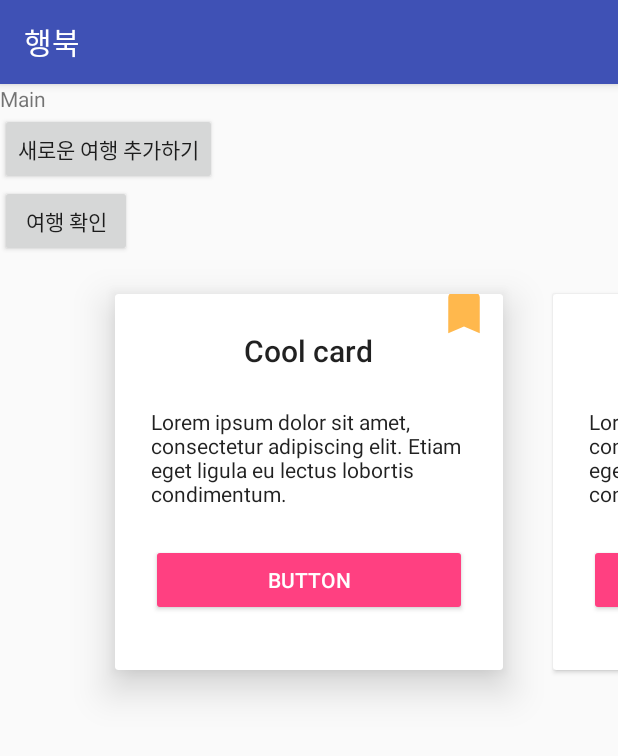
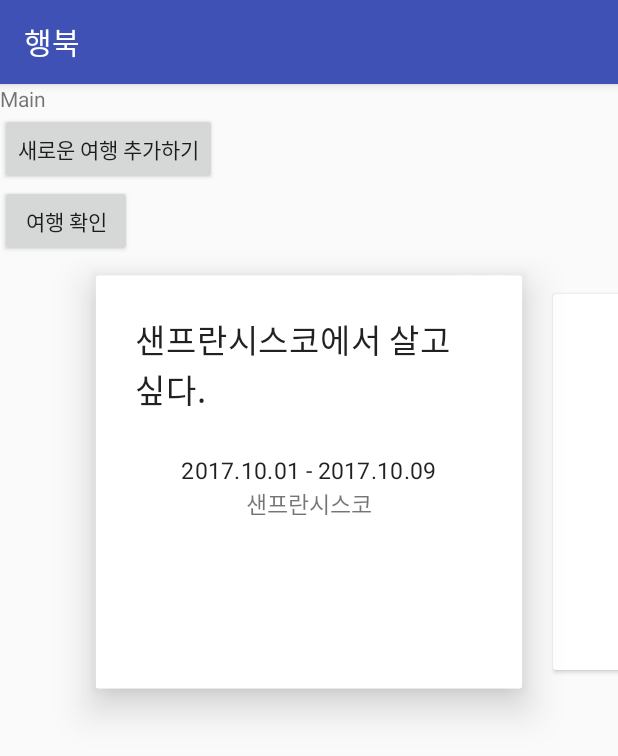
Before and after one commit to zoripong/haengbook, an Android app: the screen it shows after launch (MainActivity), on a phone screen of 412 x 824 dp. Shown: the top 756 px of the screen. Run offline under Robolectric (Android 15) with nearby library versions, the phone set to English and light mode, and no system bars.

Commit message:
Connect Data with View

```diff
--- a/app/build.gradle
+++ b/app/build.gradle
@@ -30,10 +30,11 @@ dependencies {
     compile 'com.android.support:cardview-v7:26.1.0'
 
 
-//    compile 'com.google.android.gms:play-services:11.4.2'
-
     compile 'com.google.android.gms:play-services-places:11.4.2'
     compile 'com.google.firebase:firebase-core:11.4.2'
+    compile 'com.google.firebase:firebase-database:11.4.2'
+
+    compile 'com.github.bumptech.glide:glide:3.5.2'
 
     testCompile 'junit:junit:4.12'
 }
--- a/app/src/main/AndroidManifest.xml
+++ b/app/src/main/AndroidManifest.xml
@@ -1,6 +1,8 @@
 <?xml version="1.0" encoding="utf-8"?>
 <manifest xmlns:android="http://schemas.android.com/apk/res/android"
     package="kr.hs.emirim.uuuuri.haegbook">
+
+    <uses-permission android:name="android.permission.INTERNET"/>
 
     <application
         android:allowBackup="true"
--- a/app/src/main/java/kr/hs/emirim/uuuuri/haegbook/Activity/AddScheduleActivity.java
+++ b/app/src/main/java/kr/hs/emirim/uuuuri/haegbook/Activity/AddScheduleActivity.java
@@ -10,7 +10,7 @@ import android.view.View;
 import android.widget.Button;
 import android.widget.Toast;
 
-import kr.hs.emirim.uuuuri.haegbook.CustomViewPager;
+import kr.hs.emirim.uuuuri.haegbook.Adapter.CustomViewPager;
 import kr.hs.emirim.uuuuri.haegbook.Fragment.FifthInputFragment;
 import kr.hs.emirim.uuuuri.haegbook.Fragment.FirstInputFragment;
 import kr.hs.emirim.uuuuri.haegbook.Fragment.FourthInputFragment;
--- a/app/src/main/java/kr/hs/emirim/uuuuri/haegbook/Activity/MainActivity.java
+++ b/app/src/main/java/kr/hs/emirim/uuuuri/haegbook/Activity/MainActivity.java
@@ -12,7 +12,6 @@ import java.util.HashSet;
 import kr.hs.emirim.uuuuri.haegbook.Adapter.CardPagerAdapter;
 import kr.hs.emirim.uuuuri.haegbook.Adapter.ShadowTransformer;
 import kr.hs.emirim.uuuuri.haegbook.Model.CardBook;
-import kr.hs.emirim.uuuuri.haegbook.Model.CardItem;
 import kr.hs.emirim.uuuuri.haegbook.R;
 
 public class MainActivity extends AppCompatActivity {
@@ -36,10 +35,14 @@ public class MainActivity extends AppCompatActivity {
         testSet = new HashSet<CardBook>();
 
         //param : String period, String location, String title, String bookCode
-        testSet.add(new CardBook("2017.11.06 - 2017.11.07", "후쿠오카", "나의 후쿠오카 이야기", "abcdefghijk"));
-        testSet.add(new CardBook("2017.11.05 - 2017.11.09", "도쿄", "나랑 도쿄갈래?", "afghwzs2ijk"));
-        testSet.add(new CardBook("2017.10.01 - 2017.10.09", "샌프란시스코", "샌프란시스코에서 살고 싶다.", "abcdefghijk"));
-        testSet.add(new CardBook("2017.01.08 - 2017.06.10", "유럽", "유럽 배낭 여행기", "abcdefghijk"));
+        testSet.add(new CardBook("2017.11.06 - 2017.11.07", "후쿠오카", "나의 후쿠오카 이야기",
+                "abcdefghijk", "https://lh3.googleusercontent.com/puH2yZeBoBKSjBLIrXNdn9ps8xC2g3Nc20bQOMDWzaXVJ_lLfeTErBfUh1eqD337h8I=h900-rw"));
+        testSet.add(new CardBook("2017.11.05 - 2017.11.09", "도쿄", "나랑 도쿄갈래?", "afghwzs2ijk",
+                "https://lh3.googleusercontent.com/puH2yZeBoBKSjBLIrXNdn9ps8xC2g3Nc20bQOMDWzaXVJ_lLfeTErBfUh1eqD337h8I=h900-rw"));
+        testSet.add(new CardBook("2017.10.01 - 2017.10.09", "샌프란시스코", "샌프란시스코에서 살고 싶다.",
+                "abcdefghijk", "https://lh3.googleusercontent.com/puH2yZeBoBKSjBLIrXNdn9ps8xC2g3Nc20bQOMDWzaXVJ_lLfeTErBfUh1eqD337h8I=h900-rw"));
+        testSet.add(new CardBook("2017.01.08 - 2017.06.10", "유럽", "유럽 배낭 여행기", "abcdefghijk",
+                "https://lh3.googleusercontent.com/puH2yZeBoBKSjBLIrXNdn9ps8xC2g3Nc20bQOMDWzaXVJ_lLfeTErBfUh1eqD337h8I=h900-rw"));
 
     }
 
@@ -55,27 +58,18 @@ public class MainActivity extends AppCompatActivity {
             }
         });
 
-        findViewById(R.id.detail_travel_btn).setOnClickListener(new View.OnClickListener(){
-
-            @Override
-            public void onClick(View view) {
-                Intent intent = new Intent(MainActivity.this, TravelDetailActivity.class);
-                startActivity(intent);
-            }
-        });
 
         mViewPager = (ViewPager) findViewById(R.id.viewPager);
-        mCardAdapter = new CardPagerAdapter();
-        mCardAdapter.addCardItem(new CardItem(R.string.title_1, R.string.text_1));
-        mCardAdapter.addCardItem(new CardItem(R.string.title_2, R.string.text_1));
-        mCardAdapter.addCardItem(new CardItem(R.string.title_3, R.string.text_1));
-        mCardAdapter.addCardItem(new CardItem(R.string.title_4, R.string.text_1));
+        mCardAdapter = new CardPagerAdapter(this);
+        mCardAdapter.addCardItems(testSet);
 
         mCardShadowTransformer = new ShadowTransformer(mViewPager, mCardAdapter);
+        mCardShadowTransformer.enableScaling(true);
 
         mViewPager.setAdapter(mCardAdapter);
         mViewPager.setPageTransformer(false, mCardShadowTransformer);
         mViewPager.setOffscreenPageLimit(3);
+
 
 
 
--- a/app/src/main/java/kr/hs/emirim/uuuuri/haegbook/Activity/TravelDetailActivity.java
+++ b/app/src/main/java/kr/hs/emirim/uuuuri/haegbook/Activity/TravelDetailActivity.java
@@ -14,6 +14,7 @@ import android.util.Log;
 import android.view.Menu;
 import android.view.MenuItem;
 import android.view.View;
+import android.widget.Toast;
 
 import kr.hs.emirim.uuuuri.haegbook.Fragment.PhotoFragment;
 import kr.hs.emirim.uuuuri.haegbook.Fragment.ReceiptFragment;
@@ -32,6 +33,11 @@ public class TravelDetailActivity extends AppCompatActivity implements SelectedF
     protected void onCreate(Bundle savedInstanceState) {
         super.onCreate(savedInstanceState);
         setContentView(R.layout.activity_travel_detail);
+
+        Intent intent = getIntent();
+        String code = intent.getStringExtra("BOOK_CODE");
+        Toast.makeText(getApplicationContext(), code, Toast.LENGTH_SHORT).show();
+
 
         Toolbar toolbar = (Toolbar) findViewById(R.id.toolbar);
         setSupportActionBar(toolbar);
--- a/app/src/main/java/kr/hs/emirim/uuuuri/haegbook/Adapter/CardPagerAdapter.java
+++ b/app/src/main/java/kr/hs/emirim/uuuuri/haegbook/Adapter/CardPagerAdapter.java
@@ -1,33 +1,60 @@
 package kr.hs.emirim.uuuuri.haegbook.Adapter;
 
+import android.app.Activity;
+import android.content.Intent;
 import android.support.v4.view.PagerAdapter;
 import android.support.v7.widget.CardView;
+import android.util.Log;
 import android.view.LayoutInflater;
 import android.view.View;
 import android.view.ViewGroup;
+import android.widget.ImageView;
 import android.widget.TextView;
+import android.widget.Toast;
 
 import java.util.ArrayList;
+import java.util.HashSet;
+import java.util.Iterator;
 import java.util.List;
 
+import kr.hs.emirim.uuuuri.haegbook.Activity.TravelDetailActivity;
 import kr.hs.emirim.uuuuri.haegbook.Interface.CardAdapter;
-import kr.hs.emirim.uuuuri.haegbook.Model.CardItem;
+import kr.hs.emirim.uuuuri.haegbook.Model.CardBook;
 import kr.hs.emirim.uuuuri.haegbook.R;
 
 public class CardPagerAdapter extends PagerAdapter implements CardAdapter {
+    private final String LOG = "CardPagerAdapter";
+    private List<CardView> mViews;
+    private List<CardBook> mData;
+    private float mBaseElevation;
+    private Activity mNowActivity;
 
-    private List<CardView> mViews;
-    private List<CardItem> mData;
-    private float mBaseElevation;
-
-    public CardPagerAdapter() {
+    public CardPagerAdapter(Activity activity) {
+        mNowActivity = activity;
         mData = new ArrayList<>();
         mViews = new ArrayList<>();
     }
 
-    public void addCardItem(CardItem item) {
+    public void addCardItem(CardBook item) {
         mViews.add(null);
         mData.add(item);
+    }
+
+    public void addCardItems(HashSet<CardBook> items){
+        Iterator<CardBook> iterator = items.iterator();
+        while(iterator.hasNext()){
+            CardBook cardBook= iterator.next();
+            Log.e(LOG,cardBook.toString());
+            mViews.add(null);
+            mData.add(cardBook);
+        }
+    }
+
+    public void addCardItems(ArrayList<CardBook> items){
+        for(int i = 0; i<items.size(); i++){
+            mViews.add(null);
+            mData.add(items.get(i));
+        }
     }
 
     public float getBaseElevation() {
@@ -52,10 +79,10 @@ public class CardPagerAdapter extends PagerAdapter implements CardAdapter {
     @Override
     public Object instantiateItem(ViewGroup container, int position) {
         View view = LayoutInflater.from(container.getContext())
-                .inflate(R.layout.adapter, container, false);
+                .inflate(R.layout.viewpager_card, container, false);
         container.addView(view);
         bind(mData.get(position), view);
-        CardView cardView = (CardView) view.findViewById(R.id.cardView);
+        CardView cardView = (CardView) view.findViewById(R.id.card_view);
 
         if (mBaseElevation == 0) {
             mBaseElevation = cardView.getCardElevation();
@@ -72,11 +99,35 @@ public class CardPagerAdapter extends PagerAdapter implements CardAdapter {
         mViews.set(position, null);
     }
 
-    private void bind(CardItem item, View view) {
-        TextView titleTextView = (TextView) view.findViewById(R.id.titleTextView);
-        TextView contentTextView = (TextView) view.findViewById(R.id.contentTextView);
+    private void bind(final CardBook item, View view) {
+        TextView titleTextView = (TextView) view.findViewById(R.id.title_tv);
+        TextView periodTextView = (TextView) view.findViewById(R.id.period_tv);
+        TextView locationTextView = (TextView) view.findViewById(R.id.location_tv);
+        CardView cardView = view.findViewById(R.id.card_view);
+        ImageView sharedImageView = view.findViewById(R.id.shared_iv);
+
         titleTextView.setText(item.getTitle());
-        contentTextView.setText(item.getText());
+        periodTextView.setText(item.getPeriod());
+        locationTextView.setText(item.getLocation());
+
+        // TODO: 2017-11-07 set the background image
+
+        cardView.setOnClickListener(new View.OnClickListener() {
+            @Override
+            public void onClick(View view) {
+                Intent intent = new Intent(mNowActivity, TravelDetailActivity.class);
+                intent.putExtra("BOOK_CODE", item.getBookCode());
+                mNowActivity.startActivity(intent);
+            }
+        });
+
+        sharedImageView.setOnClickListener(new View.OnClickListener() {
+            @Override
+            public void onClick(View view) {
+                Toast.makeText(view.getContext(), item.getBookCode(), Toast.LENGTH_SHORT).show();
+            }
+        });
+
     }
 
 }
--- a/app/src/main/java/kr/hs/emirim/uuuuri/haegbook/CustomViewPager.java
+++ b/app/src/main/java/kr/hs/emirim/uuuuri/haegbook/Adapter/CustomViewPager.java
@@ -1,4 +1,4 @@
-package kr.hs.emirim.uuuuri.haegbook;
+package kr.hs.emirim.uuuuri.haegbook.Adapter;
 
 import android.content.Context;
 import android.support.v4.view.ViewPager;
--- a/app/src/main/java/kr/hs/emirim/uuuuri/haegbook/Model/CardBook.java
+++ b/app/src/main/java/kr/hs/emirim/uuuuri/haegbook/Model/CardBook.java
@@ -19,6 +19,16 @@ public class CardBook {
         this.url = url;
     }
 
+    @Override
+    public String toString() {
+        return "CardBook{" +
+                "period='" + period + '\'' +
+                ", location='" + location + '\'' +
+                ", title='" + title + '\'' +
+                ", bookCode='" + bookCode + '\'' +
+                ", url='" + url + '\'' +
+                '}';
+    }
 
     public String getPeriod() {
         return period;
--- a/app/src/main/java/kr/hs/emirim/uuuuri/haegbook/Model/CardItem.java
+++ /dev/null
@@ -1,21 +0,0 @@
-package kr.hs.emirim.uuuuri.haegbook.Model;
-
-
-public class CardItem {
-
-    private int mTextResource;
-    private int mTitleResource;
-
-    public CardItem(int title, int text) {
-        mTitleResource = title;
-        mTextResource = text;
-    }
-
-    public int getText() {
-        return mTextResource;
-    }
-
-    public int getTitle() {
-        return mTitleResource;
-    }
-}
--- a/app/src/main/res/drawable/ic_bookmark_24dp.xml
+++ /dev/null
@@ -1,9 +0,0 @@
-<vector xmlns:android="http://schemas.android.com/apk/res/android"
-        android:width="36dp"
-        android:height="36dp"
-        android:viewportWidth="24.0"
-        android:viewportHeight="24.0">
-    <path
-        android:fillColor="#ffffb84d"
-        android:pathData="M17,3H7c-1.1,0 -1.99,0.9 -1.99,2L5,21l7,-3 7,3V5c0,-1.1 -0.9,-2 -2,-2z"/>
-</vector>
--- a/app/src/main/res/layout/activity_add_schedule.xml
+++ b/app/src/main/res/layout/activity_add_schedule.xml
@@ -29,7 +29,7 @@
         </LinearLayout>
     </FrameLayout>
 
-    <kr.hs.emirim.uuuuri.haegbook.CustomViewPager
+    <kr.hs.emirim.uuuuri.haegbook.Adapter.CustomViewPager
         android:id="@+id/container"
         android:layout_width="wrap_content"
         android:layout_height="wrap_content"
--- a/app/src/main/res/layout/adapter.xml
+++ b/app/src/main/res/layout/viewpager_card.xml
@@ -1,15 +1,11 @@
 <?xml version="1.0" encoding="utf-8"?>
 <android.support.v7.widget.CardView xmlns:android="http://schemas.android.com/apk/res/android"
     xmlns:app="http://schemas.android.com/apk/res-auto"
-    android:id="@+id/cardView"
+    android:id="@+id/card_view"
     android:layout_width="match_parent"
     android:layout_height="wrap_content"
     android:layout_gravity="center"
     app:cardUseCompatPadding="true">
-
-    <FrameLayout
-        android:layout_width="match_parent"
-        android:layout_height="wrap_content">
 
 
         <LinearLayout
@@ -20,35 +16,33 @@
             android:padding="24dp">
 
             <TextView
-                android:id="@+id/titleTextView"
+                android:id="@+id/title_tv"
                 style="@style/TextAppearance.AppCompat.Title"
                 android:layout_width="wrap_content"
                 android:layout_height="wrap_content" />
 
             <TextView
-                android:id="@+id/contentTextView"
+                android:id="@+id/period_tv"
                 style="@style/TextAppearance.AppCompat.Body1"
                 android:layout_width="wrap_content"
                 android:layout_height="wrap_content"
                 android:layout_marginTop="24dp"/>
 
-            <Button
-                style="@style/ButtonStyle"
-                android:layout_width="match_parent"
-                android:layout_height="wrap_content"
-                android:layout_marginTop="24dp"
-                android:text="Button" />
+            <TextView
+                android:id="@+id/location_tv"
+                android:layout_width="wrap_content"
+                android:layout_height="wrap_content" />
         </LinearLayout>
 
         <ImageView
+            android:id="@+id/shared_iv"
             android:layout_width="wrap_content"
             android:layout_height="wrap_content"
             android:layout_gravity="top|end"
             android:layout_marginEnd="8dp"
             android:layout_marginRight="8dp"
             android:layout_marginTop="-5dp"
-            android:src="@drawable/ic_bookmark_24dp" />
+            android:src="@drawable/basic_gps" />
 
-    </FrameLayout>
 
 </android.support.v7.widget.CardView>
```
